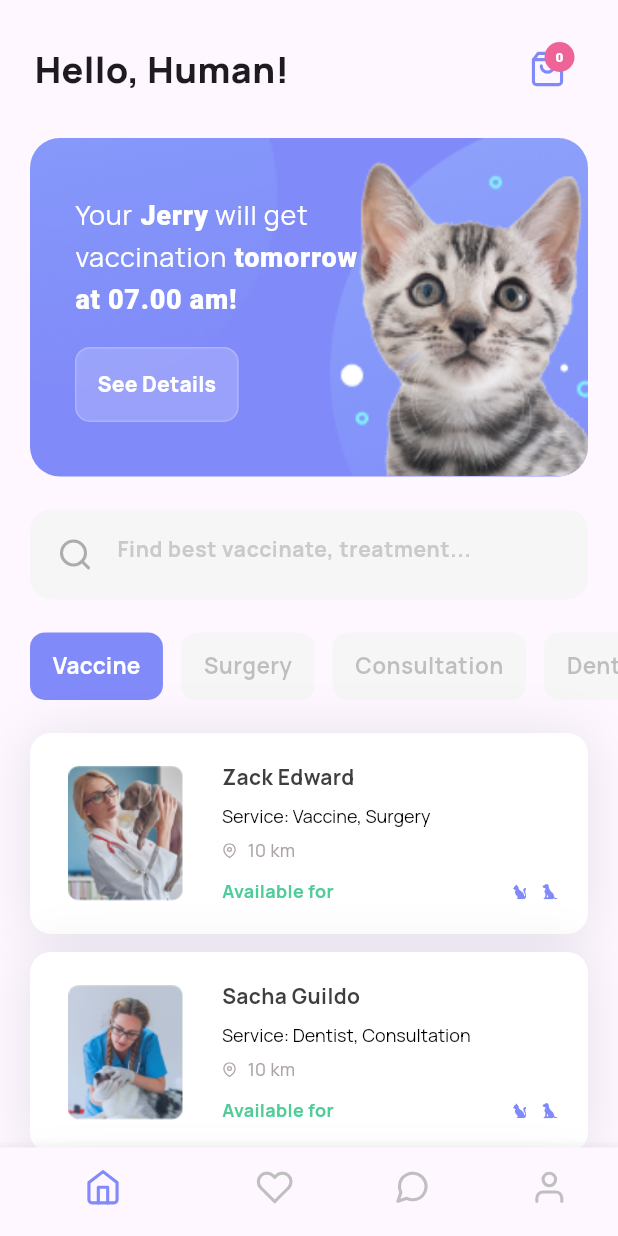
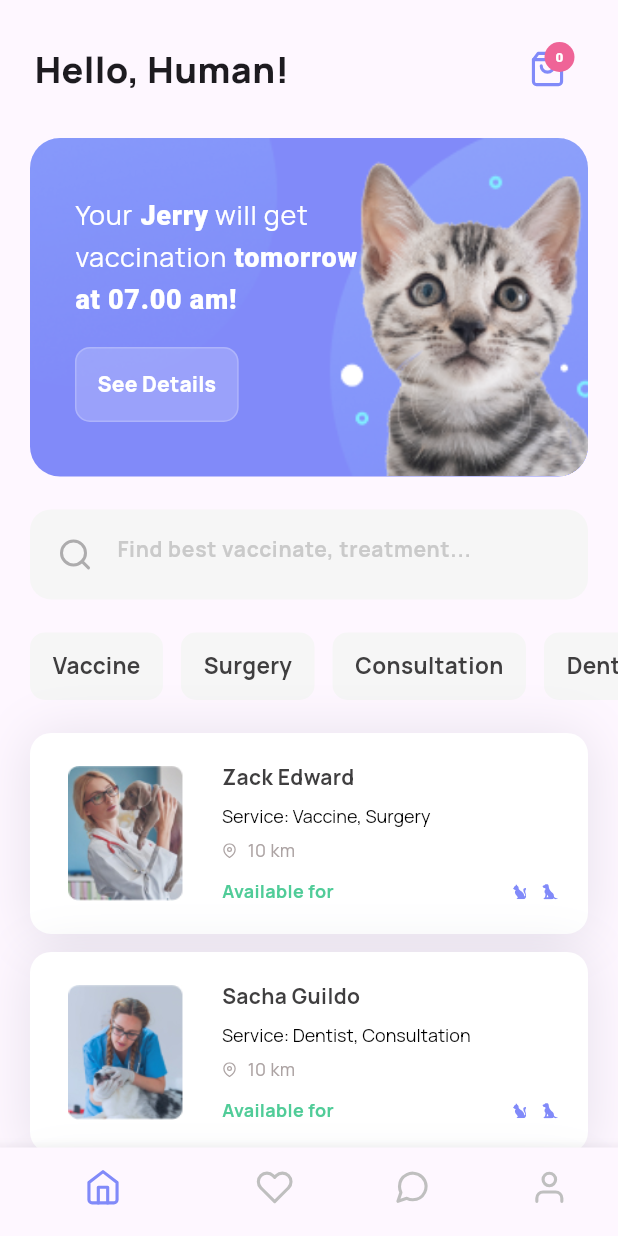
Before and after one commit to humaidiar/healthypet_app, a Flutter app: the HomeScreen screen opened directly, on a phone screen of 412 x 824 dp. Run offline on Flutter 3.47's test engine with Material 2 defaults, Android fonts, the light colour scheme and no system bars; our stand-ins replace feather_icons, flutter_svg, google_fonts.

Commit message:
selected Service --Working

```diff
--- a/lib/screens/home_screen.dart
+++ b/lib/screens/home_screen.dart
@@ -8,7 +8,6 @@ import 'package:healthypet_app/screens/detail_screen.dart';
 
 import '../models/service_model.dart';
 
-var selectedService = 0; // hard-code for navigatorbottom icon
 var menus = {
   FeatherIcons.home,
   FeatherIcons.heart,
@@ -16,8 +15,33 @@ var menus = {
   FeatherIcons.user,
 };
 
-class HomeScreen extends StatelessWidget {
+const activeColorBG = Color(0xFF818AF9);
+const activeColorFont = Colors.white;
+
+const deactiveColorBG = Color(0xFFF6F6F6);
+const deactiveColorFont = Color(0xFF3F3E3F);
+
+class HomeScreen extends StatefulWidget {
   const HomeScreen({super.key});
+
+  @override
+  State<HomeScreen> createState() => _HomeScreenState();
+}
+
+class _HomeScreenState extends State<HomeScreen> {
+  Color nonactiveBG = deactiveColorBG;
+  Color activeBG = activeColorBG;
+  Color nonactiveFont = deactiveColorFont;
+  Color activeFont = activeColorFont;
+
+  // Update Color selected Services
+  int selectedServiceIndex = -1; // making state all default (non-active)
+  void updateColor(int index) {
+    setState(() {
+      selectedServiceIndex = index;
+    });
+  }
+  //------------------------
 
   @override
   Widget build(BuildContext context) {
@@ -187,30 +211,36 @@ class HomeScreen extends StatelessWidget {
       child: ListView.separated(
         padding: const EdgeInsets.symmetric(horizontal: 20),
         scrollDirection: Axis.horizontal,
-          itemBuilder: (context, index) => Container(
+        itemBuilder: (context, index) {
+          //put consition for selected
+          bool isSelected = selectedServiceIndex == index;
+
+          return GestureDetector(
+            onTap: () {
+              updateColor(index);
+            },
+            child: Container(
               padding: const EdgeInsets.symmetric(horizontal: 15),
               decoration: BoxDecoration(
-                    color: selectedService == index
-                        ? const Color(0xFF818AF9)
-                        : const Color(0xFFF6F6F6),
-                    borderRadius: BorderRadius.circular(10)),
+                color: isSelected ? activeBG : nonactiveBG,
+                borderRadius: BorderRadius.circular(10),
+              ),
               child: Center(
-                    // Could be used buttonStyle
                 child: Text(
                   Service.all()[index],
                   style: GoogleFonts.manrope(
                     fontSize: 15,
                     fontWeight: FontWeight.bold,
-                    color: selectedService == index
-                        ? Colors.white
-                        : const Color(0xFF3F3E3F).withOpacity(0.3),
+                    color: isSelected ? activeFont : nonactiveFont,
                   ),
-                )),
                 ),
-          separatorBuilder: (context, index) => const SizedBox(
-                width: 12,
               ),
-          itemCount: Service.all().length),
+            ),
+          );
+        },
+        separatorBuilder: (context, index) => const SizedBox(width: 12),
+        itemCount: Service.all().length,
+      ),
     );
   }
 
```
Lines whose indentation alone changed are shown as unchanged.
